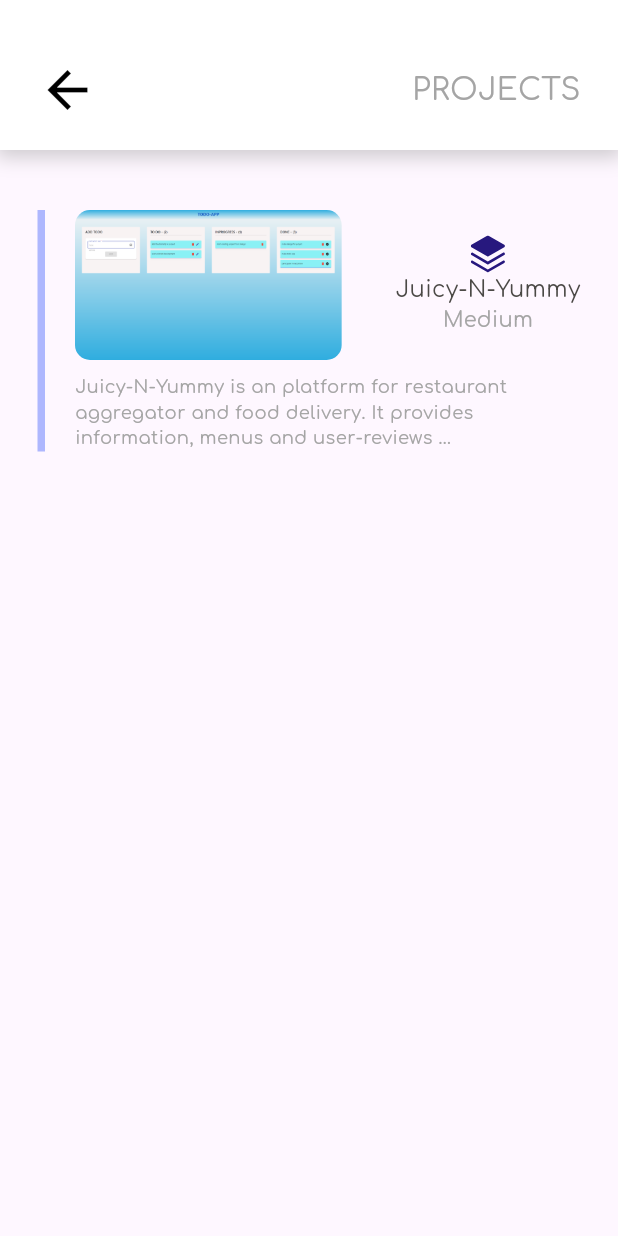
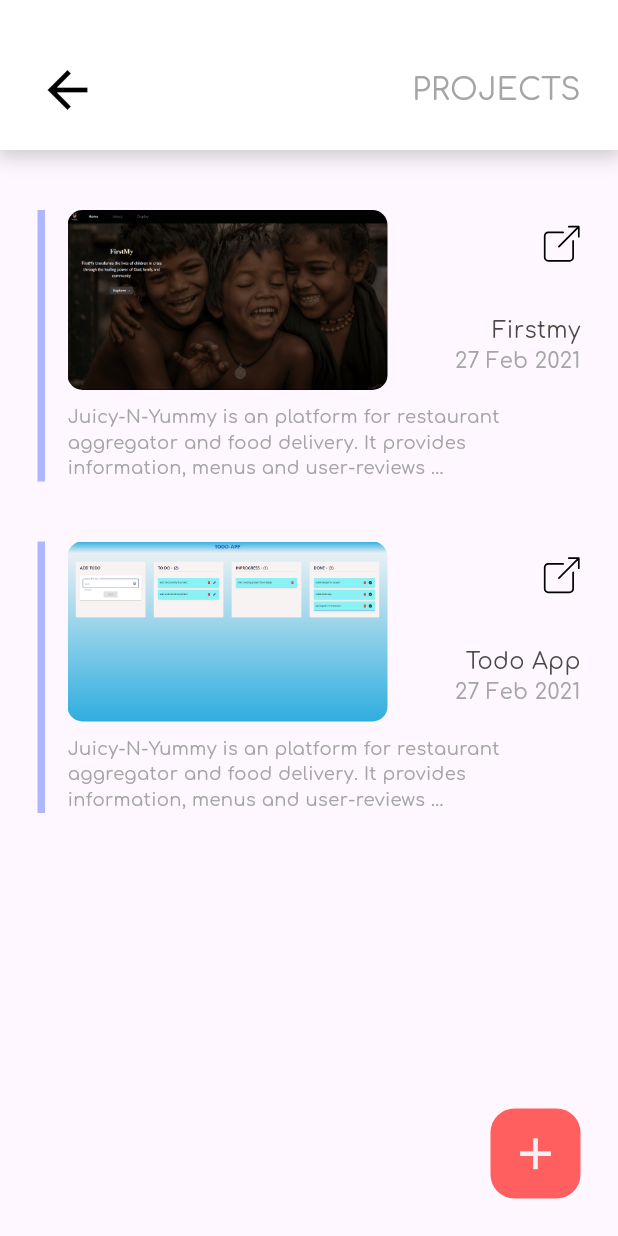
Before and after one commit to prakhar-5447/devstash-flutter, a Flutter app: the screen it shows after launch, on a phone screen of 412 x 824 dp. Run offline on Flutter 3.47's test engine with Material 2 defaults, Android fonts, the phone set to English and light mode, and no system bars; our stand-ins replace flutter_svg.

Commit message:
project model added

```diff
--- /dev/null
+++ b/devstash/lib/models/ProjectInfo.dart
@@ -0,0 +1,25 @@
+class ProjectInfo {
+  String _name;
+  String _image;
+  String _date;
+  String _url;
+  String _description;
+
+  ProjectInfo(
+      this._name, this._image, this._date, this._url, this._description);
+
+  String get name => _name;
+  set name(String value) => _name = value;
+
+  String get image => _image;
+  set image(String value) => _image = value;
+
+  String get date => _date;
+  set date(String value) => _date = value;
+
+  String get url => _url;
+  set url(String value) => _url = value;
+
+  String get description => _description;
+  set description(String value) => _description = value;
+}
--- a/devstash/lib/screens/project.dart
+++ b/devstash/lib/screens/project.dart
@@ -1,4 +1,5 @@
 import 'package:flutter_svg/flutter_svg.dart';
+import 'package:devstash/models/ProjectInfo.dart';
 import 'package:flutter/material.dart';
 
 class Project extends StatelessWidget {
@@ -6,8 +7,17 @@
 
   @override
   Widget build(BuildContext context) {
+    final List<ProjectInfo> project = [
+      ProjectInfo("Firstmy", "assets/firstmy.jpg", "27 Feb 2021", "firstmy",
+          "Juicy-N-Yummy is an platform for restaurant aggregator and food delivery. It provides information, menus and user-reviews ..."),
+      ProjectInfo("Todo App", "assets/todo.png", "27 Feb 2021", "todo",
+          "Juicy-N-Yummy is an platform for restaurant aggregator and food delivery. It provides information, menus and user-reviews ..."),
+    ];
+
     return Scaffold(
-      body: Column(children: [
+      body: Stack(
+        children: [
+          Column(children: [
             Container(
               decoration: BoxDecoration(
                 color: Colors.white,
@@ -21,7 +31,8 @@
                 ],
               ),
               child: const Padding(
-            padding: EdgeInsets.only(top: 40, left: 25, right: 25, bottom: 20),
+                padding:
+                    EdgeInsets.only(top: 40, left: 25, right: 25, bottom: 20),
                 child: Row(
                   mainAxisAlignment: MainAxisAlignment.spaceBetween,
                   children: [
@@ -40,12 +51,17 @@
                 ),
               ),
             ),
-        SingleChildScrollView(
+            Expanded(
               child: Padding(
-            padding: const EdgeInsets.symmetric(horizontal: 25, vertical: 40),
+                padding: const EdgeInsets.symmetric(horizontal: 25),
+                child: SingleChildScrollView(
+                  child: Padding(
+                    padding: const EdgeInsets.symmetric(vertical: 20),
                     child: Column(
-              children: [
-                Container(
+                        children: project.map((item) {
+                      return Padding(
+                        padding: const EdgeInsets.symmetric(vertical: 20),
+                        child: Container(
                           decoration: const BoxDecoration(
                               border: Border(
                             left: BorderSide(
@@ -54,36 +70,44 @@
                             ),
                           )),
                           child: Padding(
-                    padding: const EdgeInsets.only(left: 20),
+                            padding: const EdgeInsets.only(left: 15),
                             child: Column(children: [
                               Row(
-                        mainAxisAlignment: MainAxisAlignment.spaceBetween,
+                                mainAxisAlignment:
+                                    MainAxisAlignment.spaceBetween,
                                 children: [
                                   ClipRRect(
                                     borderRadius: BorderRadius.circular(10),
                                     child: Image.asset(
-                              "assets/todo.png",
-                              height: 100,
+                                      item.image,
+                                      height: 120,
                                     ),
                                   ),
-                          Column(
-                            mainAxisAlignment: MainAxisAlignment.spaceBetween,
+                                  SizedBox(
+                                    height: 100,
+                                    child: Column(
+                                      mainAxisAlignment:
+                                          MainAxisAlignment.spaceBetween,
+                                      crossAxisAlignment:
+                                          CrossAxisAlignment.end,
                                       children: [
                                         SvgPicture.asset(
-                                "assets/tech-stack.svg",
+                                          "assets/redirect.svg",
                                           height: 25,
                                         ),
-                              const Column(
+                                        Column(
+                                          crossAxisAlignment:
+                                              CrossAxisAlignment.end,
                                           children: [
-                                  Text("Juicy-N-Yummy",
-                                      style: TextStyle(
-                                          color:
-                                              Color.fromARGB(255, 75, 73, 70),
+                                            Text(item.name,
+                                                style: const TextStyle(
+                                                    color: Color.fromARGB(
+                                                        255, 75, 73, 70),
                                                     fontFamily: 'Comfortaa',
                                                     fontWeight: FontWeight.w400,
                                                     fontSize: 15)),
-                                  Text("Medium",
-                                      style: TextStyle(
+                                            Text(item.date,
+                                                style: const TextStyle(
                                                     color: Color.fromARGB(
                                                         255, 165, 165, 165),
                                                     fontFamily: 'Comfortaa',
@@ -92,28 +116,58 @@
                                           ],
                                         )
                                       ],
+                                    ),
                                   )
                                 ],
                               ),
-                      const Padding(
-                        padding: EdgeInsets.only(top: 10),
+                              Padding(
+                                padding: const EdgeInsets.only(top: 10),
+                                child: Align(
+                                  alignment: Alignment.topLeft,
                                   child: Text(
-                          "Juicy-N-Yummy is an platform for restaurant aggregator and food delivery. It provides information, menus and user-reviews ...",
-                          style: TextStyle(
-                              color: Color.fromARGB(255, 165, 165, 165),
+                                    item.description,
+                                    style: const TextStyle(
+                                        color:
+                                            Color.fromARGB(255, 165, 165, 165),
                                         fontFamily: 'Comfortaa',
                                         fontWeight: FontWeight.w400,
                                         fontSize: 12),
                                   ),
+                                ),
                               )
                             ]),
                           ),
-                )
-              ],
+                        ),
+                      );
+                    }).toList()),
+                  ),
                 ),
               ),
             )
           ]),
+          Positioned(
+            bottom: 25,
+            right: 25,
+            child: Container(
+              width: 60,
+              height: 60,
+              decoration: const BoxDecoration(
+                borderRadius: BorderRadius.all(Radius.circular(11)),
+              ),
+              child: FloatingActionButton(
+                backgroundColor: Color.fromARGB(255, 255, 95, 95),
+                onPressed: () {},
+                elevation: 0,
+                child: const Icon(
+                  Icons.add,
+                  color: Color.fromARGB(255, 241, 242, 246),
+                  size: 35,
+                ),
+              ),
+            ),
+          ),
+        ],
+      ),
     );
   }
 }
```
Also changed, not shown: devstash/assets/redirect.svg (added). Lines whose indentation alone changed are shown as unchanged.
